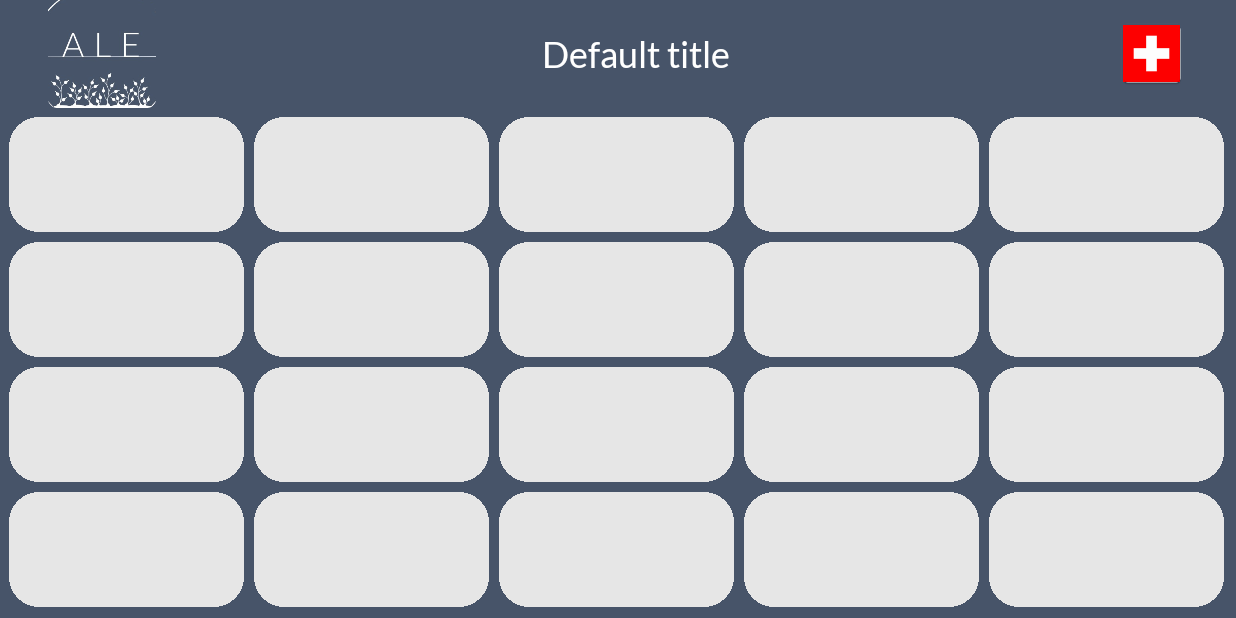
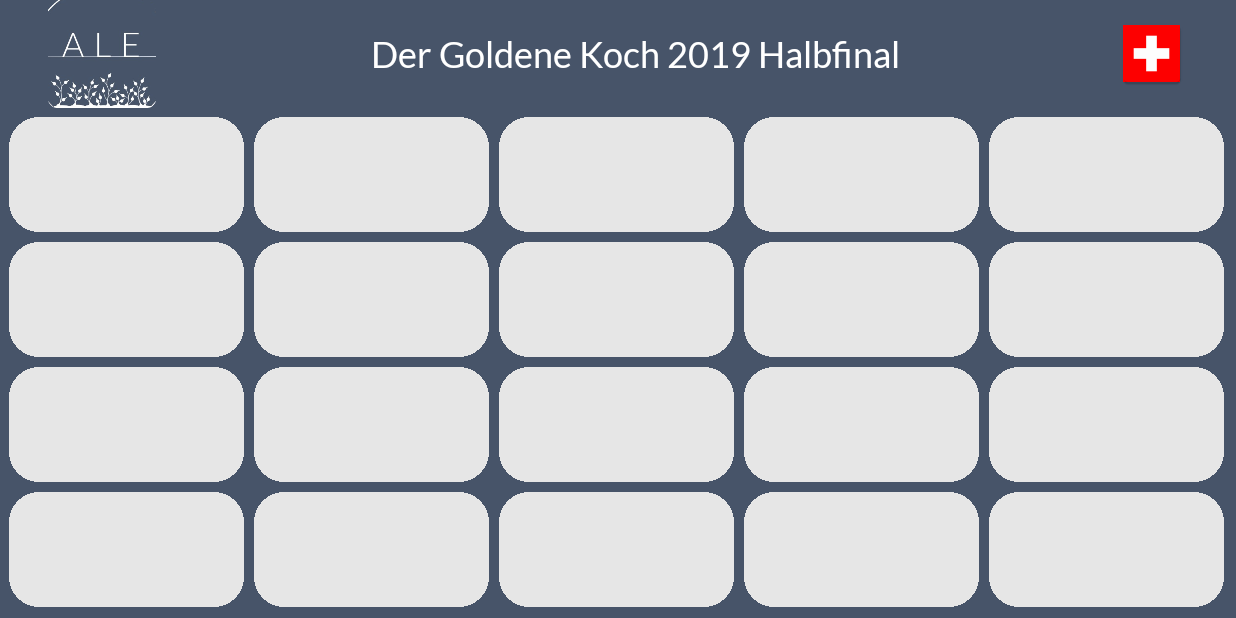
Before and after one commit to train0fpain/TimerApp, an Android app: the screen it shows after launch (MainActivity), on a phone screen of 824 x 412 dp (held sideways). Run offline under Robolectric (Android 15) with nearby library versions, the phone set to English and light mode, and no system bars; Roboto replaces fonts that are not available here; 3 statements that could not run were skipped.

Commit message:
Visual improvements
Color changed
Color stored and referenced instead of fix values
Text file with language dependencies
Edit icon to title

```diff
--- a/app/src/main/AndroidManifest.xml
+++ b/app/src/main/AndroidManifest.xml
@@ -23,7 +23,7 @@
         </activity>
         <activity
             android:name=".EditActivity"
-            android:label="Edit"
+            android:label="@string/edit"
             android:parentActivityName=".MainActivity"
             android:screenOrientation="sensorLandscape"
             android:theme="@style/AppTheme"/>
--- a/app/src/main/java/com/companyname/timerapp/MainActivity.java
+++ b/app/src/main/java/com/companyname/timerapp/MainActivity.java
@@ -29,6 +29,7 @@ import android.view.WindowManager;
 import android.widget.CompoundButton;
 import android.widget.EditText;
 import android.widget.GridLayout;
+import android.widget.ImageView;
 import android.widget.LinearLayout;
 import android.widget.TextView;
 
@@ -44,6 +45,7 @@ public class MainActivity extends AppCompatActivity
     private static TimerView[] timerViews;
 
     TextView title;
+    ImageView editIcon;
     AlertDialog dialog;
     EditText editText;
 
@@ -57,14 +59,15 @@ public class MainActivity extends AppCompatActivity
         SharedPreferences sharedPref = this.getPreferences(this.MODE_PRIVATE);
         final SharedPreferences.Editor prefEditor = sharedPref.edit();
 
+        editIcon = findViewById(R.id.icon_edit);
         title = findViewById(R.id.title);
-        title.setText(sharedPref.getString("titleKey", "Default title"));
+        title.setText(sharedPref.getString("titleKey", "Der Goldene Koch 2019 Halbfinal"));
         dialog = new AlertDialog.Builder(this).create();
         editText = new EditText(this);
 
-        dialog.setTitle("Edit the title");
+        dialog.setTitle(R.string.editTitle);
         dialog.setView(editText);
-        dialog.setButton(DialogInterface.BUTTON_POSITIVE, "SAVE TITLE", new DialogInterface.OnClickListener() {
+        dialog.setButton(DialogInterface.BUTTON_POSITIVE, getResources().getString(R.string.saveTitle), new DialogInterface.OnClickListener() {
             @Override
             public void onClick(DialogInterface dialog, int which) {
                 title.setText(editText.getText());
@@ -85,11 +88,6 @@ public class MainActivity extends AppCompatActivity
 
 //        Toolbar toolbar = (Toolbar) findViewById(R.id.toolbar);
 //        setSupportActionBar(toolbar);
-
-        if (android.os.Build.VERSION.SDK_INT > 21) {
-            // old color #356bba
-            this.getWindow().setStatusBarColor(Color.parseColor("#475469"));
-        }
 
 //        DrawerLayout drawer = (DrawerLayout) findViewById(R.id.drawer_layout);
 //        ActionBarDrawerToggle toggle = new ActionBarDrawerToggle(
@@ -118,12 +116,13 @@ public class MainActivity extends AppCompatActivity
                 public void onCheckedChanged(CompoundButton compoundButton, boolean b) {
                     TimerManager.setEditMode(b);
                     if (b){
-                        // old color #dbb874
-                        gridLayout.setBackgroundColor(Color.parseColor("#079877"));
-                        mainLayout.setBackgroundColor(Color.parseColor("#079877"));
+                        gridLayout.setBackgroundColor(getResources().getColor(R.color.colorCustomEdit));
+                        mainLayout.setBackgroundColor(getResources().getColor(R.color.colorCustomEdit));
+                        editIcon.setVisibility(View.VISIBLE);
                     }else{
-                        gridLayout.setBackgroundColor(Color.parseColor("#475469"));
-                        mainLayout.setBackgroundColor(Color.parseColor("#475469"));
+                        gridLayout.setBackgroundColor(getResources().getColor(R.color.colorCustom));
+                        mainLayout.setBackgroundColor(getResources().getColor(R.color.colorCustom));
+                        editIcon.setVisibility(View.INVISIBLE);
                     }
                 }
             });
@@ -152,20 +151,16 @@ public class MainActivity extends AppCompatActivity
         return true;
     }
 
-    @Override
+    /*@Override
     public boolean onOptionsItemSelected(MenuItem item) {
         // Handle action bar item clicks here. The action bar will
         // automatically handle clicks on the Home/Up button, so long
         // as you specify a parent activity in AndroidManifest.xml.
         int id = item.getItemId();
 
-        //noinspection SimplifiableIfStatement
-//        if (id == R.id.new_timerButton) {
-//            TimerManager.addTimer(new Timer(null));
-//        }
 
         return super.onOptionsItemSelected(item);
-    }
+    }*/
 
     @SuppressWarnings("StatementWithEmptyBody")
     @Override
--- a/app/src/main/java/com/companyname/timerapp/timerClasses/Timer.java
+++ b/app/src/main/java/com/companyname/timerapp/timerClasses/Timer.java
@@ -20,7 +20,7 @@ public class Timer {
     private int doubleTap = 0;
 
     public Timer(TimerView view) {
-        this.time = new TimeFormat(21);
+        this.time = new TimeFormat(3);
         setView(view);
 
     }
--- a/app/src/main/java/com/companyname/timerapp/timerClasses/TimerManager.java
+++ b/app/src/main/java/com/companyname/timerapp/timerClasses/TimerManager.java
@@ -95,6 +95,7 @@ public class TimerManager {
             if (addData) {
                 addData(slot, newTimer.getName(), newTimer.getTimeSeconds());
             }
+
         }
     }
 
--- a/app/src/main/res/layout/nav_header_main.xml
+++ b/app/src/main/res/layout/nav_header_main.xml
@@ -18,9 +18,6 @@
         android:layout_width="wrap_content"
         android:layout_height="wrap_content"
         android:contentDescription="@string/nav_header_desc"
-        android:paddingTop="@dimen/activity_vertical_margin"
         app:srcCompat="@mipmap/ic_launcher_foreground" />
-    <!--android:paddingTop="@dimen/nav_header_vertical_spacing"-->
-
 
 </LinearLayout>
--- a/app/src/main/res/menu/activity_main_drawer.xml
+++ b/app/src/main/res/menu/activity_main_drawer.xml
@@ -8,7 +8,7 @@
         <item
             android:id="@+id/nav_switch"
             android:icon="@android:drawable/ic_menu_edit"
-            android:title="Edit mode"
+            android:title="@string/edit_mode"
             app:actionLayout="@layout/action_view_switch" />
     </group>
 
@@ -17,15 +17,15 @@
             <item
                 android:id="@+id/nav_resetAlarm"
                 android:icon="@android:drawable/ic_menu_revert"
-                android:title="Reset alarm tone" />
+                android:title="@string/resetTone" />
             <item
                 android:id="@+id/nav_resetAll"
                 android:icon="@android:drawable/ic_menu_revert"
-                android:title="Reset all timers" />
+                android:title="@string/resetTimers" />
             <item
                 android:id="@+id/nav_deleteAll"
                 android:icon="@android:drawable/ic_menu_delete"
-                android:title="Delete all timers" />
+                android:title="@string/deleteTimers" />
         </menu>
     </item>
 
--- a/app/src/main/res/values/strings.xml
+++ b/app/src/main/res/values/strings.xml
@@ -6,4 +6,13 @@
     <string name="nav_header_subtitle">android.studio@android.com</string>
     <string name="nav_header_desc">Navigation header</string>
     <string name="action_settings">Settings</string>
+    <string name="edit_mode">Edit mode</string>
+    <string name="resetTone">Reset alarm tone</string>
+    <string name="resetTimers">Reset all timers</string>
+    <string name="deleteTimers">Delete all timers</string>
+    <string name="deleteButton">DELETE</string>
+    <string name="saveButton">SAVE</string>
+    <string name="edit">Edit</string>
+    <string name="editTitle">Edit the title</string>
+    <string name="saveTitle">SAVE TITLE</string>
 </resources>
```
Also changed, not shown: app/src/main/res/layout/activity_edit.xml (+8 -11 lines), app/src/main/res/values/colors.xml (+7 -3 lines), app/src/main/res/mipmap-hdpi/ic_swiss_flag.png, app/src/main/res/mipmap-mdpi/ic_swiss_flag.png, app/src/main/res/mipmap-xhdpi/ic_swiss_flag.png, app/src/main/res/mipmap-xxhdpi/ic_swiss_flag.png, app/src/main/res/mipmap-xxxhdpi/ic_swiss_flag.png, 2 other files.
